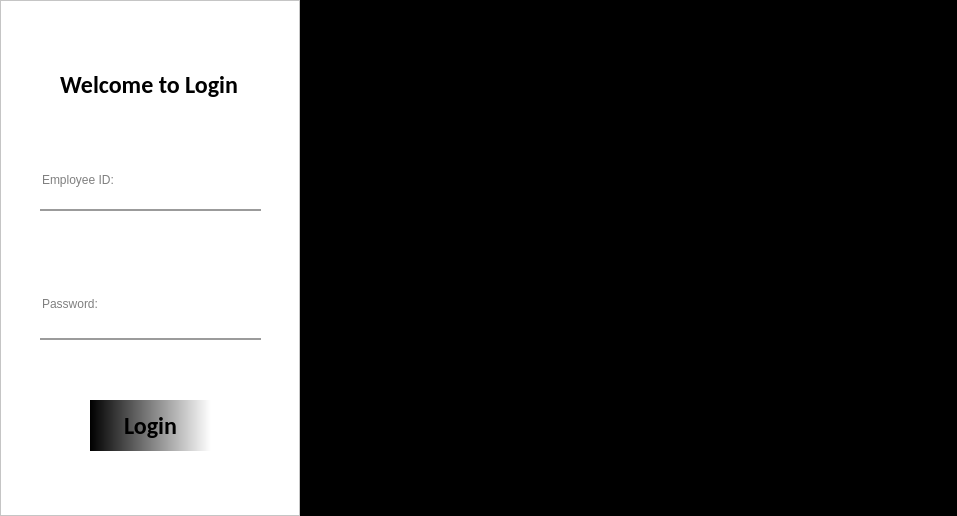
Before: the Qt Designer form UI_design/LoginUI_Design/LoginUI_Design.ui in ApplyKCL/SNYProject, drawn with Qt 5.
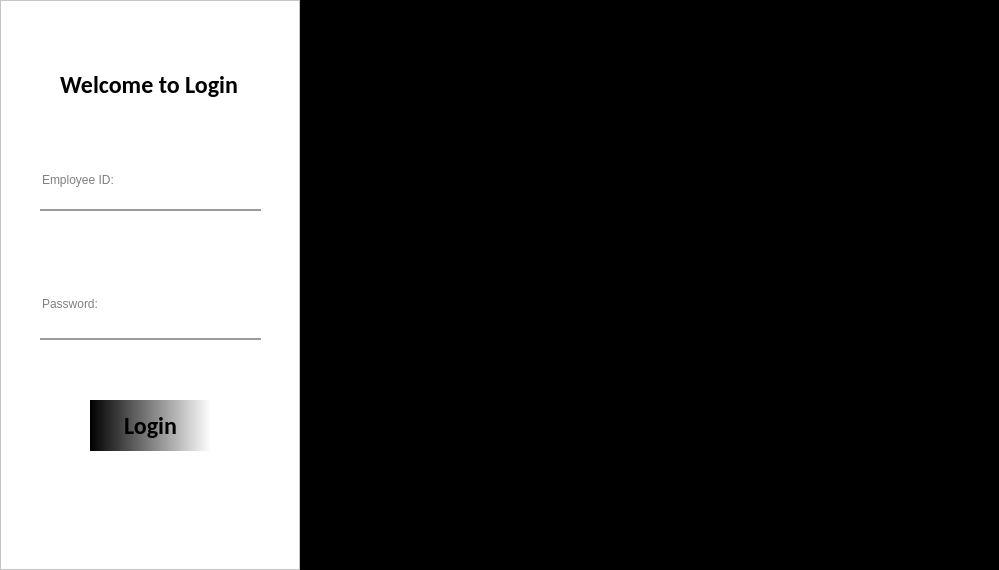
After: the same form once the commit is applied. Icons and pictures are not drawn.

Diff of the .ui file:
```diff
--- a/UI_design/LoginUI_Design/LoginUI_Design.ui
+++ b/UI_design/LoginUI_Design/LoginUI_Design.ui
@@ -6,8 +6,8 @@
    <rect>
     <x>0</x>
     <y>0</y>
-    <width>957</width>
-    <height>516</height>
+    <width>999</width>
+    <height>570</height>
    </rect>
   </property>
   <property name="windowTitle">
```
Left out of the diff: 2 changed lines with no effect on the pictures.
